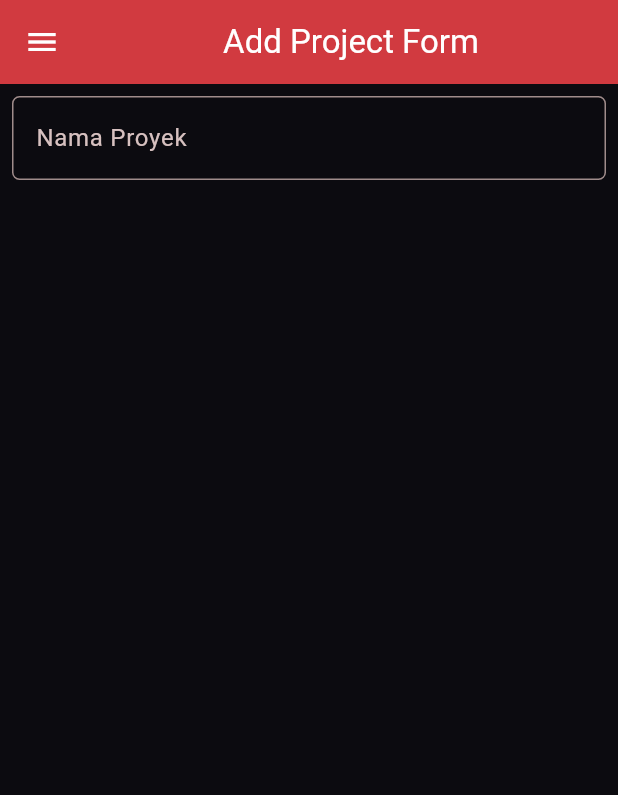
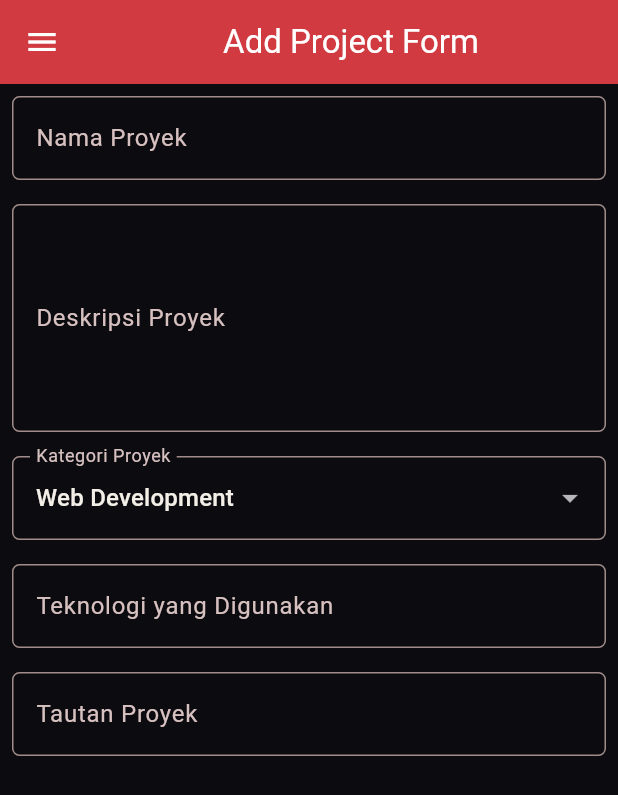
Before and after one commit to raniaysnn/myportofolio_mobile, a Flutter app: the ProjectFormPage screen opened directly, on a phone screen of 412 x 824 dp. Shown: the top 795 px of the screen. Run offline on Flutter 3.47's test engine with Material 3 defaults, Android fonts, the phone set to English and light mode, and no system bars; our stand-ins replace material_ui.

Commit message:
feat: tambah field Deskripsi, Kategori, Teknologi, dan Tautan Proyek
Kategori memakai DropdownButtonFormField dengan initialValue
(properti value sudah deprecated sejak Flutter 3.35).

```diff
--- a/lib/project_form.dart
+++ b/lib/project_form.dart
@@ -65,6 +65,93 @@ class _ProjectFormPageState extends State<ProjectFormPage> {
                   },
                 ),
               ),
+              // === Description ===
+              Padding(
+                padding: const EdgeInsets.all(8.0),
+                child: TextFormField(
+                  maxLines: 5,
+                  decoration: InputDecoration(
+                    hintText: "Deskripsi Proyek",
+                    labelText: "Deskripsi Proyek",
+                    border: OutlineInputBorder(
+                      borderRadius: BorderRadius.circular(5.0),
+                    ),
+                  ),
+                  onChanged: (String? value) {
+                    setState(() {
+                      _description = value!;
+                    });
+                  },
+                  validator: (String? value) {
+                    if (value == null || value.trim().isEmpty) {
+                      return "Deskripsi proyek tidak boleh kosong!";
+                    }
+                    return null;
+                  },
+                ),
+              ),
+              // === Category ===
+              Padding(
+                padding: const EdgeInsets.all(8.0),
+                child: DropdownButtonFormField<String>(
+                  decoration: InputDecoration(
+                    labelText: "Kategori Proyek",
+                    border: OutlineInputBorder(
+                      borderRadius: BorderRadius.circular(5.0),
+                    ),
+                  ),
+                  initialValue: _category,
+                  items: _categories
+                      .map(
+                        (category) => DropdownMenuItem(
+                          value: category,
+                          child: Text(category),
+                        ),
+                      )
+                      .toList(),
+                  onChanged: (String? newValue) {
+                    setState(() {
+                      _category = newValue!;
+                    });
+                  },
+                ),
+              ),
+              // === Technologies ===
+              Padding(
+                padding: const EdgeInsets.all(8.0),
+                child: TextFormField(
+                  decoration: InputDecoration(
+                    hintText: "Contoh: Flutter, Django, Figma",
+                    labelText: "Teknologi yang Digunakan",
+                    border: OutlineInputBorder(
+                      borderRadius: BorderRadius.circular(5.0),
+                    ),
+                  ),
+                  onChanged: (String? value) {
+                    setState(() {
+                      _technologies = value!;
+                    });
+                  },
+                ),
+              ),
+              // === Project Link ===
+              Padding(
+                padding: const EdgeInsets.all(8.0),
+                child: TextFormField(
+                  decoration: InputDecoration(
+                    hintText: "URL Proyek (opsional)",
+                    labelText: "Tautan Proyek",
+                    border: OutlineInputBorder(
+                      borderRadius: BorderRadius.circular(5.0),
+                    ),
+                  ),
+                  onChanged: (String? value) {
+                    setState(() {
+                      _projectLink = value!;
+                    });
+                  },
+                ),
+              ),
             ],
           ),
         ),
```
